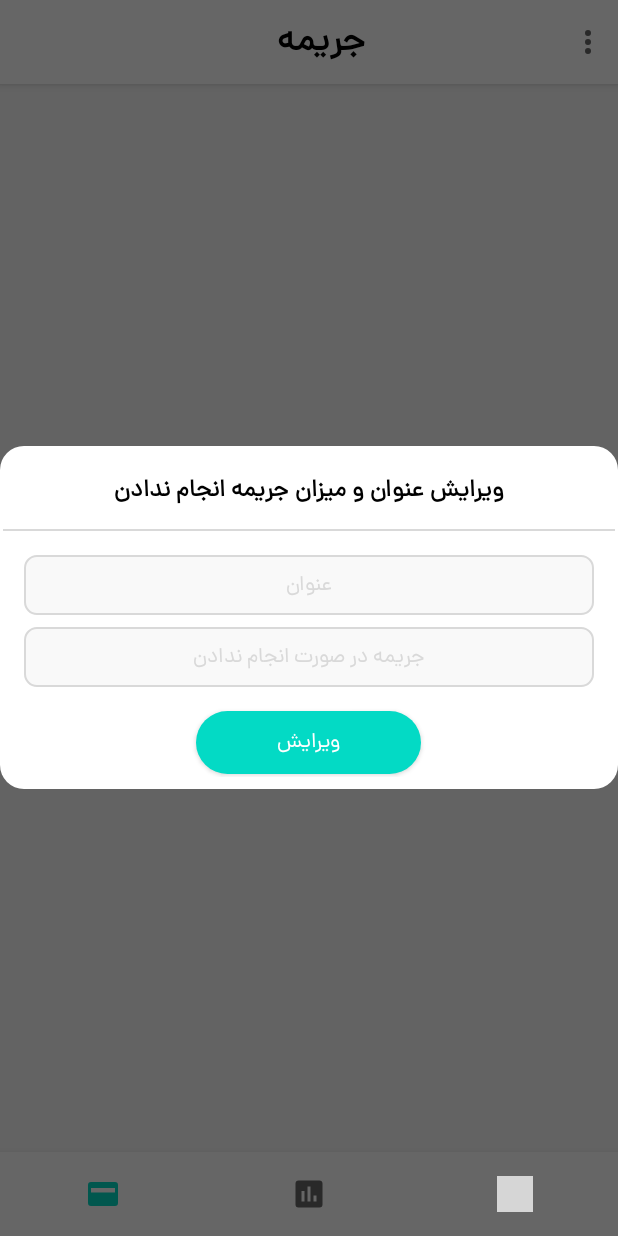
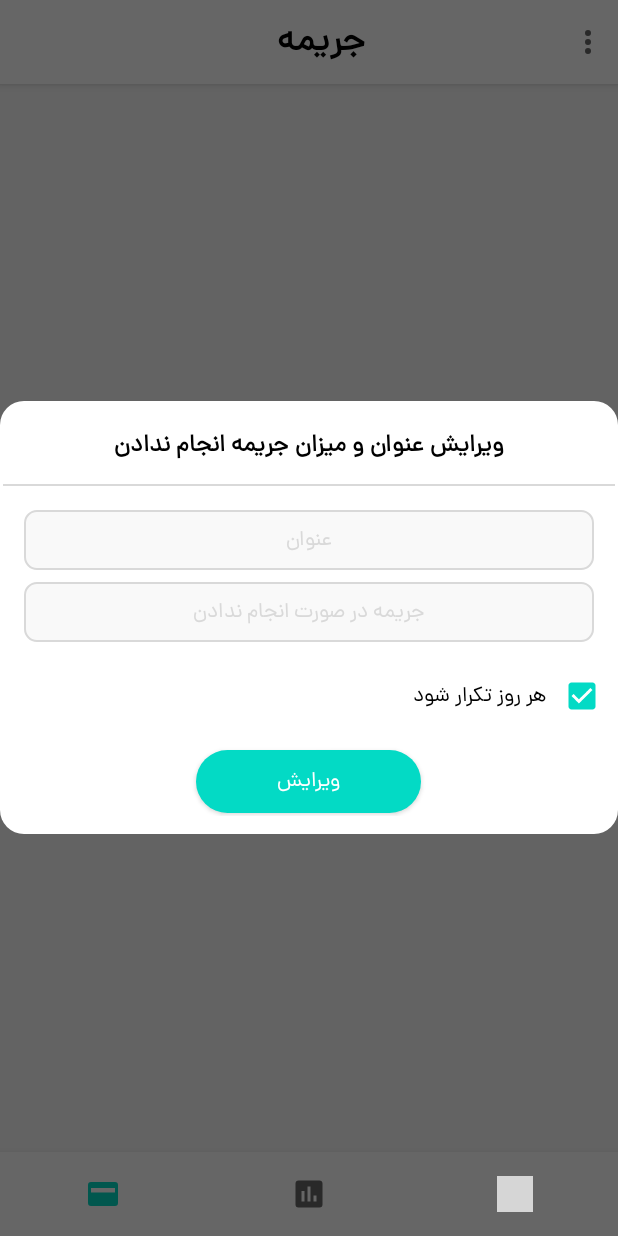
Before and after one commit to AbbasAtaei1991/tasks, an Android app: the fragment EditDialog placed in its activity, after a tap on "ویرایش", on a phone screen of 412 x 824 dp. Run offline under Robolectric (Android 15) with nearby library versions, the phone set to English and light mode, and no system bars; our stand-ins replace Dagger/Hilt's generated code; libraries missing offline, so code that uses them is left out: androidx.hilt.lifecycle; 5 statements that could not run were skipped; grey boxes are pictures that could not be loaded.

Commit message:
repeat checkbox

```diff
--- a/app/src/main/java/com/ataei/abbas/karam/DebtFragment.kt
+++ b/app/src/main/java/com/ataei/abbas/karam/DebtFragment.kt
@@ -61,7 +61,7 @@ class DebtFragment : Fragment(), OnStatusClickListener {
     }
 
     override fun onStatusClicked(job: Job, position: Int, isDone: Boolean) {
-        val newJob = Job(job.id, job.title, job.ransom, isDone, job.date)
+        val newJob = Job(job.id, job.title, job.ransom, isDone, job.date, job.repeat)
         Handler().postDelayed({
             viewModel.updateJob(newJob)
         }, 500)
--- a/app/src/main/java/com/ataei/abbas/karam/data/model/AppDatabase.kt
+++ b/app/src/main/java/com/ataei/abbas/karam/data/model/AppDatabase.kt
@@ -5,7 +5,7 @@ import androidx.room.Database
 import androidx.room.Room
 import androidx.room.RoomDatabase
 
-@Database(entities = [Job::class], version = 4, exportSchema = false)
+@Database(entities = [Job::class], version = 5, exportSchema = false)
 abstract class AppDatabase : RoomDatabase() {
 
     abstract fun jobDao() : JobDao
--- a/app/src/main/java/com/ataei/abbas/karam/data/model/Job.kt
+++ b/app/src/main/java/com/ataei/abbas/karam/data/model/Job.kt
@@ -10,5 +10,6 @@ data class Job(
     val title: String,
     val ransom: Int,
     val done: Boolean,
-    val date: String
+    val date: String,
+    val repeat: Boolean
 )
--- a/app/src/main/java/com/ataei/abbas/karam/utils/DialogListener.kt
+++ b/app/src/main/java/com/ataei/abbas/karam/utils/DialogListener.kt
@@ -1,5 +1,5 @@
 package com.ataei.abbas.karam.utils
 
 interface DialogListener {
-    fun onDismiss(title: String, ransom: String, done: Boolean)
+    fun onDismiss(title: String, ransom: String, repeat: Boolean)
 }
--- a/app/src/main/java/com/ataei/abbas/karam/utils/EditDialog.kt
+++ b/app/src/main/java/com/ataei/abbas/karam/utils/EditDialog.kt
@@ -18,18 +18,18 @@ import java.lang.ClassCastException
 class EditDialog : DialogFragment() {
 
     private var listener: DialogListener? = null
-    private var done: Boolean = true
+    private var repeat: Boolean = true
     private var oldTitle: String = ""
     private var oldRansom: String = ""
 
     companion object {
-        private const val IS_DONE = "isDone"
+        private const val REPEAT = "repeat"
         private const val TITLE = "title"
         private const val RANSOM = "ransom"
 
-        fun newInstance(isDone: Boolean, title: String, ransom: String) = EditDialog().apply {
+        fun newInstance(repeat: Boolean, title: String, ransom: String) = EditDialog().apply {
             arguments = bundleOf(
-                IS_DONE to isDone,
+                REPEAT to repeat,
                 TITLE to title,
                 RANSOM to ransom
             )
@@ -46,7 +46,7 @@ class EditDialog : DialogFragment() {
     }
 
     override fun onCreateView(inflater: LayoutInflater, container: ViewGroup?, savedInstanceState: Bundle?): View? {
-        done = requireArguments().getBoolean("isDone")
+        repeat = requireArguments().getBoolean("repeat")
         oldTitle = requireArguments().getString("title")!!
         oldRansom = requireArguments().getString("ransom")!!
         return inflater.inflate(R.layout.dialog_edit, container, false)
@@ -62,10 +62,11 @@ class EditDialog : DialogFragment() {
         super.onViewCreated(view, savedInstanceState)
         JobTitleEt.setText(oldTitle)
         ransomEt.setText(oldRansom)
+        repeatCb.isChecked = repeat
         confirmBtn.setOnClickListener {
             if (JobTitleEt.text!!.isNotEmpty() && ransomEt.text!!.isNotEmpty()) {
                 dismiss()
-                listener?.onDismiss(JobTitleEt.text.toString(), ransomEt.text.toString(), done)
+                listener?.onDismiss(JobTitleEt.text.toString(), ransomEt.text.toString(), repeatCb.isChecked)
             } else {
                 Toast.makeText(requireContext(), "موارد مورد نیاز را وارد کنید!", Toast.LENGTH_SHORT).show()
             }
--- a/app/src/main/res/layout/dialog_edit.xml
+++ b/app/src/main/res/layout/dialog_edit.xml
@@ -4,7 +4,7 @@
     android:layout_height="wrap_content"
     android:background="@drawable/dialog_background"
     android:paddingTop="16dp"
-    android:paddingBottom="8dp">
+    android:paddingBottom="12dp">
 
     <TextView
         android:id="@+id/descTv"
@@ -59,15 +59,38 @@
         android:textColorHint="@color/hint_color"
         android:textSize="14sp"/>
 
+    <LinearLayout
+        android:id="@+id/repeat"
+        android:layout_width="wrap_content"
+        android:layout_height="wrap_content"
+        android:orientation="horizontal"
+        android:layout_below="@id/ransomEt"
+        android:layout_alignParentEnd="true"
+        android:layout_marginEnd="16dp"
+        android:layout_marginTop="12dp">
+
+        <TextView
+            android:layout_width="wrap_content"
+            android:layout_height="wrap_content"
+            android:text="هر روز تکرار شود"
+            android:textSize="14sp"
+            android:textColor="@color/black"/>
+
+        <CheckBox
+            android:id="@+id/repeatCb"
+            android:layout_width="wrap_content"
+            android:layout_height="wrap_content"/>
+    </LinearLayout>
+
     <androidx.appcompat.widget.AppCompatButton
         android:id="@+id/confirmBtn"
         style="@style/AppTheme.CustomMaterialButton"
         android:layout_width="150dp"
         android:layout_height="42dp"
         android:layout_centerHorizontal="true"
-        android:layout_marginTop="16dp"
+        android:layout_marginTop="12dp"
         android:layout_marginBottom="2dp"
-        android:layout_below="@id/ransomEt"
+        android:layout_below="@id/repeat"
         android:textColor="@color/white"
         android:text="ویرایش"/>
 
```
Also changed, not shown: app/src/main/java/com/ataei/abbas/karam/JobFragment.kt (+9 -9 lines).
